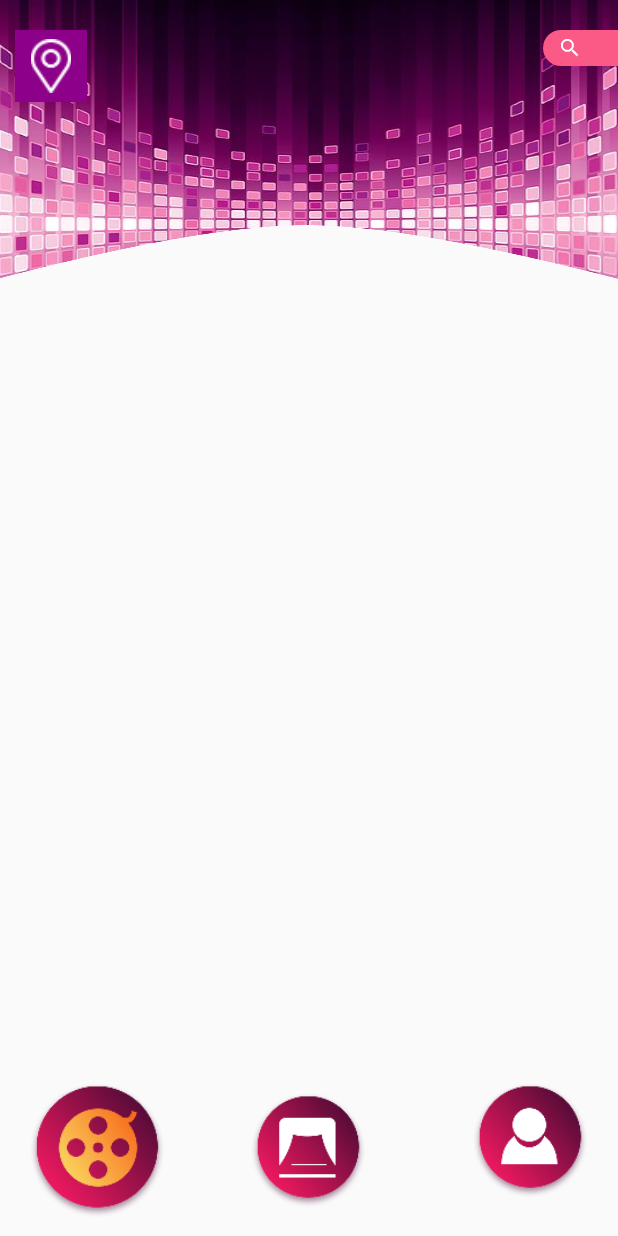
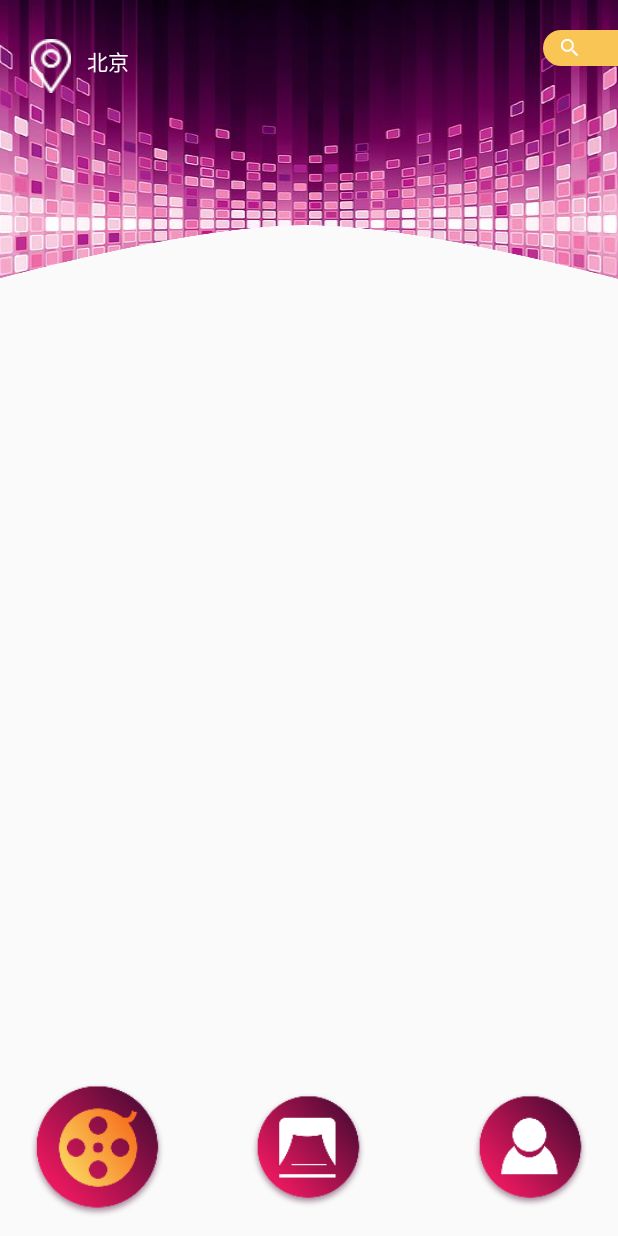
Before and after one commit to wisdomli/WeiDuMovie, an Android app: the screen it shows after launch (MainActivity), on a phone screen of 412 x 824 dp. Run offline under Robolectric (Android 15) with nearby library versions, the phone set to English and light mode, and no system bars.

Commit message:
改整体布局

```diff
--- a/app/src/main/res/drawable/search_bck.xml
+++ b/app/src/main/res/drawable/search_bck.xml
@@ -5,5 +5,5 @@
         android:topLeftRadius="@dimen/dp_20"
         android:bottomLeftRadius="@dimen/dp_20"></corners>
     <solid
-        android:color="#FB5A86"></solid>
+        android:color="#F9C554"></solid>
 </shape>
--- a/app/src/main/res/layout/activity_main.xml
+++ b/app/src/main/res/layout/activity_main.xml
@@ -27,20 +27,23 @@
             android:layout_width="wrap_content"
             android:layout_height="wrap_content"
             android:layout_alignParentLeft="true"
-            />
+            android:layout_centerHorizontal="true"
+            android:layout_centerVertical="true" />
 
         <ImageView
             android:id="@+id/btn_cinema"
             android:layout_width="wrap_content"
             android:layout_height="wrap_content"
-            android:layout_centerInParent="true"
+            android:layout_centerInParent="true" />
 
-             />
         <ImageView
             android:id="@+id/btn_my"
             android:layout_width="wrap_content"
             android:layout_height="wrap_content"
             android:layout_alignParentRight="true"
+            android:layout_centerHorizontal="true"
+            android:layout_centerVertical="true"
+
             />
     </RelativeLayout>
 
--- a/app/src/main/res/layout/film_fragment.xml
+++ b/app/src/main/res/layout/film_fragment.xml
@@ -1,26 +1,38 @@
 <?xml version="1.0" encoding="utf-8"?>
 <RelativeLayout xmlns:android="http://schemas.android.com/apk/res/android"
     android:layout_width="match_parent"
-    android:layout_height="match_parent"
-
-    >
+    android:layout_height="match_parent">
 
     <ImageView
+        android:id="@+id/moviebackground_02"
         android:layout_width="match_parent"
         android:layout_height="186dp"
         android:scaleType="fitXY"
         android:src="@drawable/moviebackground_02" />
 
+
     <ImageView
+        android:id="@+id/home_loc_white"
         android:layout_width="@dimen/dp_48"
         android:layout_height="48dp"
-        android:padding="@dimen/dp_06"
         android:layout_marginLeft="@dimen/dp_10"
         android:layout_marginTop="@dimen/dp_20"
-        android:background="#8D018A"
+        android:padding="@dimen/dp_06"
         android:src="@drawable/com_icon_loc_white_default" />
 
+    <TextView
+        android:id="@+id/home_position"
+        android:layout_width="wrap_content"
+        android:layout_height="wrap_content"
+        android:layout_marginTop="@dimen/dp_30"
+        android:layout_toRightOf="@+id/home_loc_white"
+        android:text="北京"
+        android:textColor="#ffffff"
+        android:textSize="14sp" />
+
+
     <RelativeLayout
+        android:id="@+id/home_search"
         android:layout_width="@dimen/dp_50"
         android:layout_height="@dimen/dp_24"
         android:layout_alignParentRight="true"
@@ -32,7 +44,7 @@
             android:layout_width="@dimen/dp_24"
             android:layout_height="@dimen/dp_24"
             android:src="@drawable/com_icon_search_default" />
-
     </RelativeLayout>
 
+
 </RelativeLayout>
```
